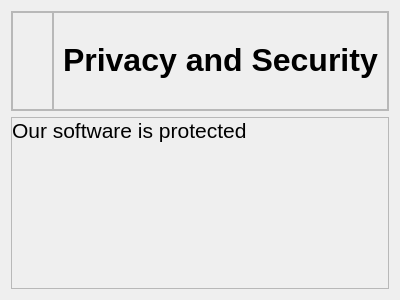
The window that privacyandsecurity.ui (aavashlamichhane/LibMan) describes before a commit, drawn with Qt 5.
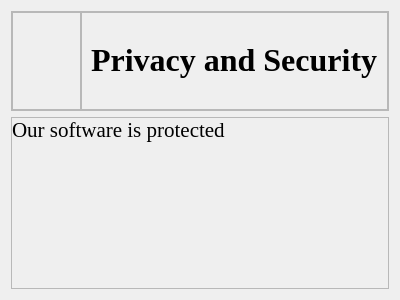
The same window after the commit. Icons and pictures are not drawn.

```diff
--- a/privacyandsecurity.ui
+++ b/privacyandsecurity.ui
@@ -92,6 +92,13 @@
         <layout class="QHBoxLayout" name="horizontalLayout_2">
          <item>
           <widget class="QLabel" name="label_name">
+           <property name="font">
+            <font>
+             <family>Times New Roman</family>
+             <pointsize>24</pointsize>
+             <bold>true</bold>
+            </font>
+           </property>
            <property name="text">
             <string>&lt;html&gt;&lt;head/&gt;&lt;body&gt;&lt;p&gt;&lt;span style=&quot; font-size:24pt; font-weight:700;&quot;&gt;Privacy and Security&lt;/span&gt;&lt;/p&gt;&lt;/body&gt;&lt;/html&gt;</string>
            </property>
@@ -105,6 +112,12 @@
    </item>
    <item>
     <widget class="QFrame" name="frame_body">
+     <property name="font">
+      <font>
+       <family>Times New Roman</family>
+       <pointsize>12</pointsize>
+      </font>
+     </property>
      <property name="frameShape">
       <enum>QFrame::StyledPanel</enum>
      </property>
```
